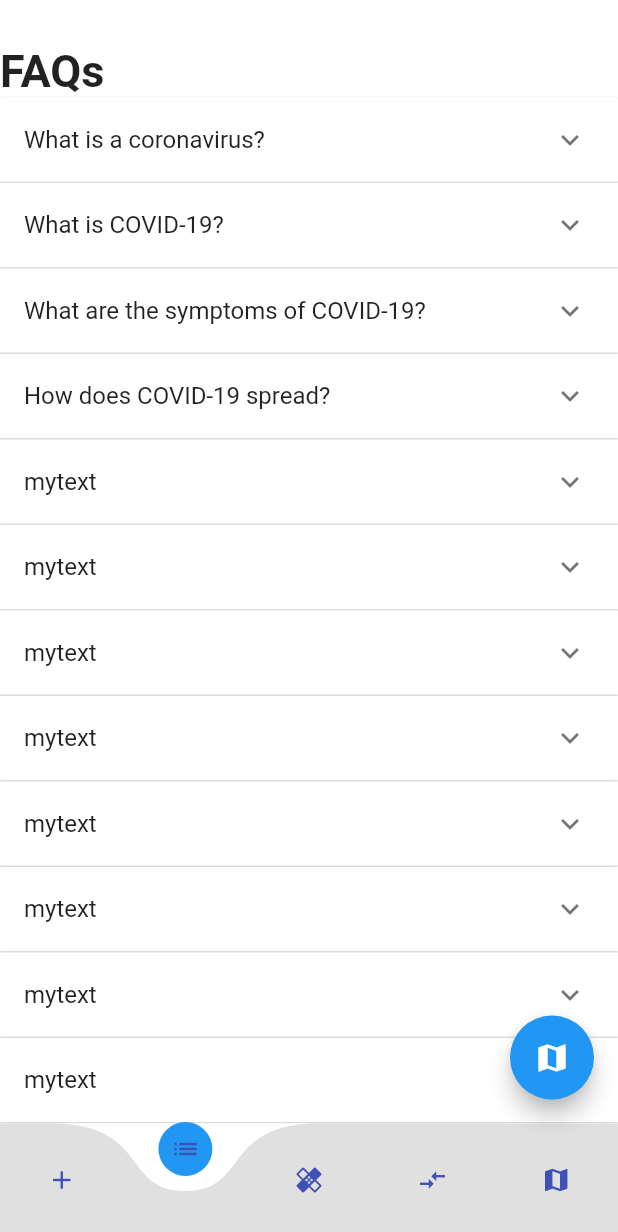
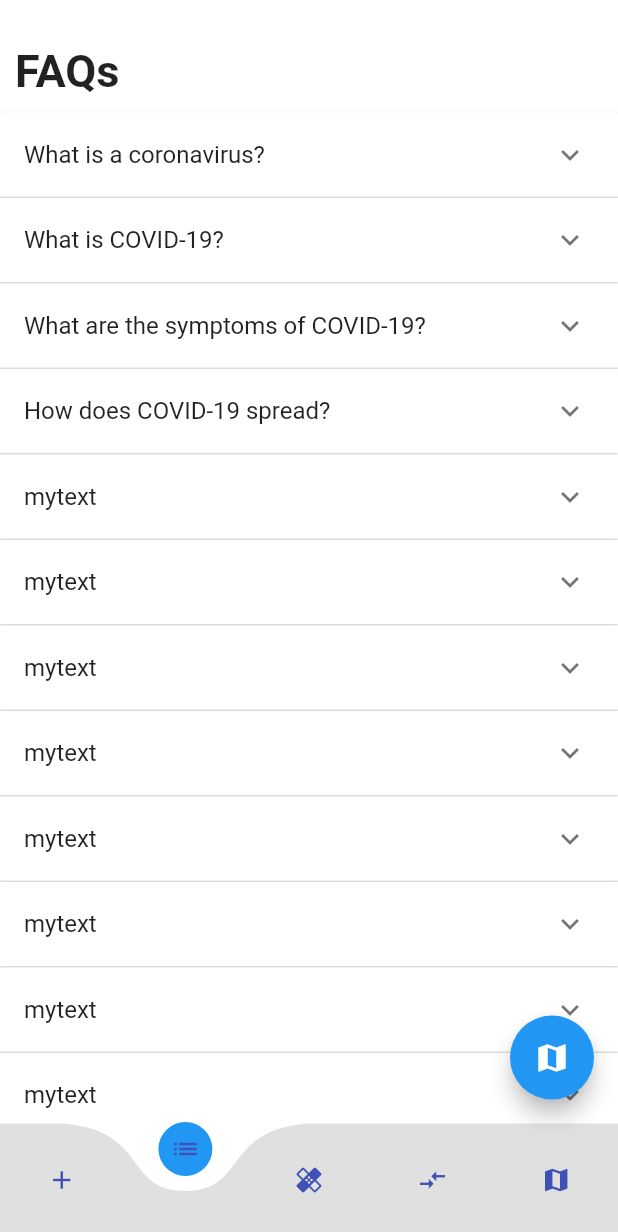
Before and after one commit to ddh4r4m/corona, a Flutter app: the screen it shows after launch, item 2 of the bottom bar chosen, on a phone screen of 412 x 824 dp. Shown: the top 1232 px of the screen. Run offline on Flutter 3.47's test engine with Material 2 defaults, Android fonts, the phone set to English and light mode, and no system bars; drawn by our look-alikes of curved_navigation_bar; our stand-ins replace carousel_slider, cloud_firestore, geolocator, google_maps_flutter; accounts and stored records are empty; network calls fail.

```diff
--- a/lib/pages/faqPage.dart
+++ b/lib/pages/faqPage.dart
@@ -63,14 +63,17 @@ class _faqPageState extends State<faqPage > {
 //  }
 
 List<Item> _data = _buildFaq();//generateItems(8);
+//
 
   @override
   Widget build(BuildContext context) {
-  return Column(
+    return SingleChildScrollView(
+      child: Container(
+        child: Column(
           children: <Widget>[
             Container(
                 margin: EdgeInsets.only(top: 20),
-        padding: EdgeInsets.only(top: 10),
+                padding: EdgeInsets.all(10),
                 child: Align(
                   alignment: Alignment.centerLeft,
                   child: Text(
@@ -79,15 +82,40 @@ Widget build(BuildContext context) {
                     textAlign: TextAlign.left,
                   ),
                 )),
-
-      SingleChildScrollView(
-        child: Container(
-          child: _buildPanel(),
+            _buildPanel()
+          ],
         ),
-  )
-    ],
+//        child: _buildPanel(),
+      ),
     );
   }
+//@override
+//Widget build(BuildContext context) {
+//  return Column(
+//    children: <Widget>[
+//      Expanded(
+//
+//
+//      child: Container(
+//        margin: EdgeInsets.only(top: 20),
+//        padding: EdgeInsets.only(top: 10),
+//        child: Align(
+//          alignment: Alignment.centerLeft,
+//          child: Text(
+//          'FAQs',
+//          style: TextStyle(fontSize: 30, fontWeight: FontWeight.bold),
+//          textAlign: TextAlign.left,
+//                  ),
+//      ))),
+//
+//      SingleChildScrollView(
+//        child: Container(
+//          child: _buildPanel(),
+//  ),
+//  )
+//    ],
+//  );
+//}
 
 Widget _buildPanel() {
   return ExpansionPanelList(
@@ -105,10 +133,12 @@ Widget _buildPanel() {
                 setState(() {
                   item.isExpanded = !isExpanded;
                 });
-            },
+              }
           );
         },
-        body:ListTile(
+        body:Container(
+            child:InkWell(
+              child:  ListTile(
                   title: Text(item.expandedValue),
 //            subtitle: Text('To delete this panel, tap the trash can icon'),
 //            trailing: Icon(Icons.delete),
@@ -119,6 +149,7 @@ Widget _buildPanel() {
                     });
                   }
               ),
+            )),
         isExpanded: item.isExpanded,
       );
     }).toList(),
```
Lines whose indentation alone changed are shown as unchanged.
